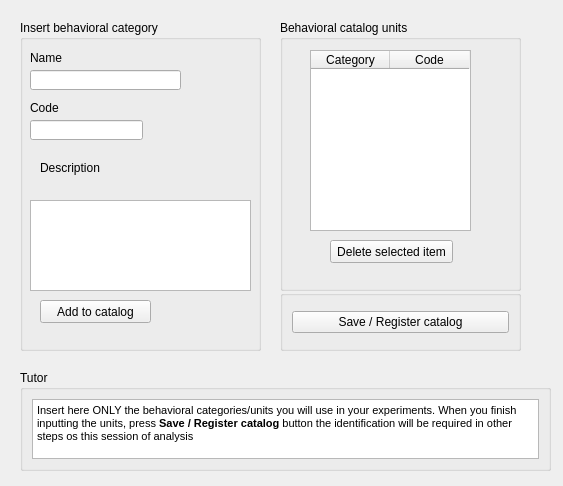
Qt form telacadastrocatalago.ui (EthoWatcher/ethowatcher) before a commit.
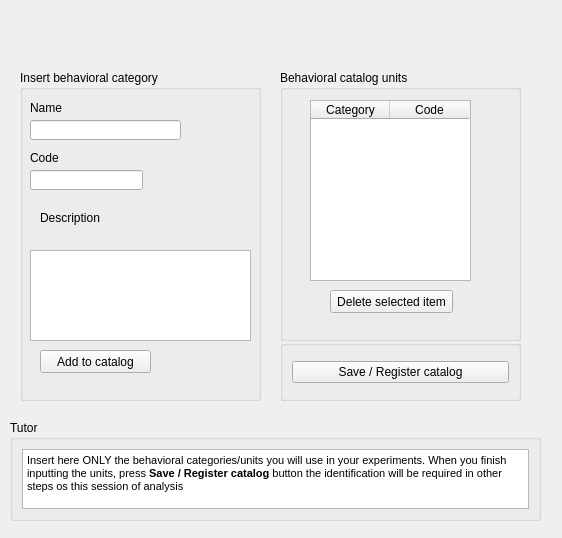
The same form after that commit.

Diff of the .ui file:
```diff
--- a/telacadastrocatalago.ui
+++ b/telacadastrocatalago.ui
@@ -6,8 +6,8 @@
    <rect>
     <x>0</x>
     <y>0</y>
-    <width>563</width>
-    <height>486</height>
+    <width>562</width>
+    <height>538</height>
    </rect>
   </property>
   <property name="windowTitle">
@@ -17,7 +17,7 @@
    <property name="geometry">
     <rect>
      <x>20</x>
-     <y>20</y>
+     <y>70</y>
      <width>241</width>
      <height>331</height>
     </rect>
@@ -125,7 +125,7 @@
    <property name="geometry">
     <rect>
      <x>280</x>
-     <y>20</y>
+     <y>70</y>
      <width>241</width>
      <height>271</height>
     </rect>
@@ -209,8 +209,8 @@
   <widget class="QGroupBox" name="groupBox_3">
    <property name="geometry">
     <rect>
-     <x>20</x>
-     <y>370</y>
+     <x>10</x>
+     <y>420</y>
      <width>531</width>
      <height>101</height>
     </rect>
@@ -236,7 +236,7 @@
    <property name="geometry">
     <rect>
      <x>280</x>
-     <y>290</y>
+     <y>340</y>
      <width>241</width>
      <height>61</height>
     </rect>
@@ -254,6 +254,19 @@
     </item>
    </layout>
   </widget>
+  <widget class="QLabel" name="label_4">
+   <property name="geometry">
+    <rect>
+     <x>20</x>
+     <y>10</y>
+     <width>501</width>
+     <height>51</height>
+    </rect>
+   </property>
+   <property name="text">
+    <string/>
+   </property>
+  </widget>
  </widget>
  <resources/>
  <connections/>
```
